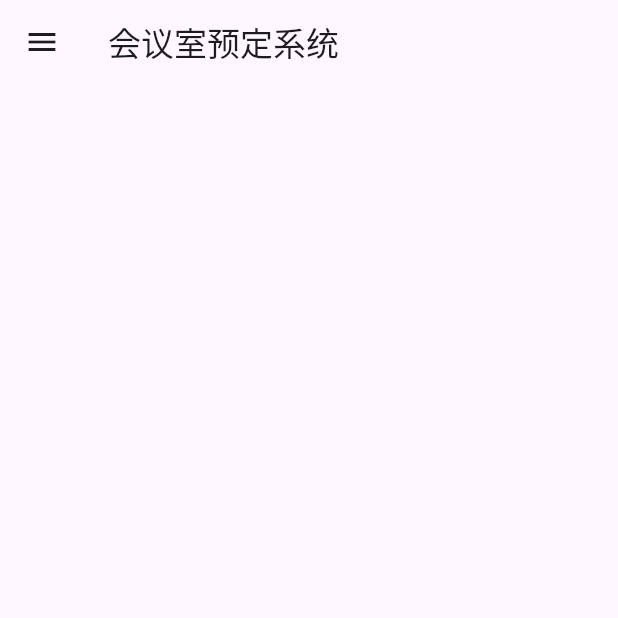
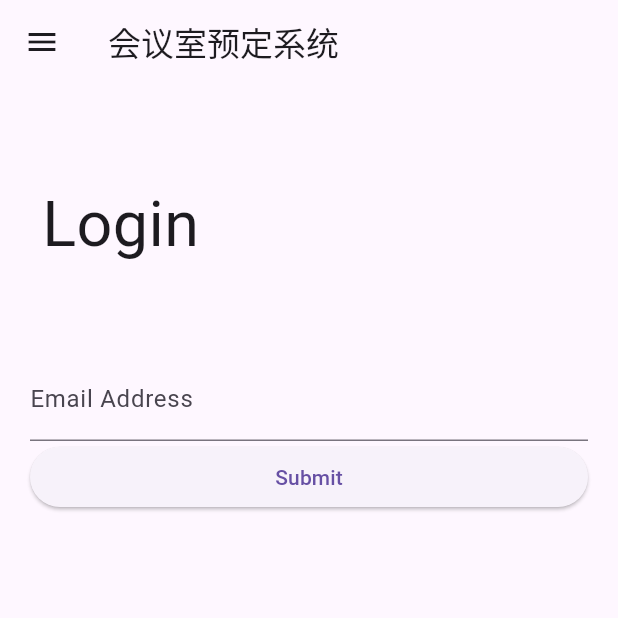
Before and after one commit to KirisameVanilla/meeting_room_appointment_system, a Flutter app: the screen it shows after launch, on a phone screen of 412 x 824 dp, the top half of it. Run offline on Flutter 3.47's test engine with Material 3 defaults, Android fonts, the phone set to English and light mode, and no system bars.

Commit message:
added login

```diff
--- a/lib/main.dart
+++ b/lib/main.dart
@@ -21,7 +21,7 @@ class _ConferenceRoomAppState extends State<ConferenceRoomApp> {
       theme: ThemeData.light(),
       initialRoute: '/',
       routes: {
-        '/': (context) => HomePage(),
+        '/': (context) => HomePageWidget(),
         '/book': (context) => BookPage(),
         '/overview': (context) => BookingOverviewPage(
           bookedSlots: bookedSlots,
@@ -33,6 +33,7 @@ class _ConferenceRoomAppState extends State<ConferenceRoomApp> {
           ], // 时间块
         ),
       },
+
     );
   }
 }
--- a/lib/pages/home_page.dart
+++ b/lib/pages/home_page.dart
@@ -1,13 +1,71 @@
 import 'package:flutter/material.dart';
 import '../main.dart';// 新增的周视图组件
 
-class HomePage extends StatelessWidget {
+class HomePageWidget extends StatefulWidget {
+  const HomePageWidget({super.key});
+
+  @override
+  State<StatefulWidget> createState() {
+    // 将创建的State返回
+    return HomePageState();
+  }
+}
+
+class HomePageState extends State<HomePageWidget> {
+  //String _email = "";
+  final _formKey = GlobalKey<FormState>();
+
   @override
   Widget build(BuildContext context) {
     return Scaffold(
+      key: _formKey,
       appBar: AppBar(title: Text('会议室预定系统')),
       drawer: AppDrawer(),
-      body: null,
+
+      body: Form(
+
+        child: ListView(
+          padding: const EdgeInsets.symmetric(horizontal: 20),
+          children: [
+            const SizedBox(height: kToolbarHeight), // 距离顶部一个工具栏的高度
+            buildTitle(), // Login
+            const SizedBox(height: 50),
+            TextFormField(
+              decoration: const InputDecoration(labelText: 'Email Address'),
+              validator: (v) {
+                var emailReg = RegExp(
+                    r"[\w!#$%&'*+/=?^_`{|}~-]+(?:\.[\w!#$%&'*+/=?^_`{|}~-]+)*@(?:[\w](?:[\w-]*[\w])?\.)+[\w](?:[\w-]*[\w])?");
+                if (!emailReg.hasMatch(v!)) {
+                  return '请输入正确的邮箱地址';
+                }
+              },
+              //onSaved: (v) => _email = v!,
+
+            ),
+            ElevatedButton(
+              onPressed: () {
+                // Validate returns true if the form is valid, or false otherwise.
+                if (_formKey.currentState!.validate()) {
+                  // If the form is valid, display a snackbar. In the real world,
+                  // you'd often call a server or save the information in a database.
+                  ScaffoldMessenger.of(context).showSnackBar(
+                    const SnackBar(content: Text('Processing Data')),
+                  );
+                }
+              },
+              child: const Text('Submit'),
+            ),
+          ],
+        ))
     );
   }
 }
+
+Widget buildTitle() {
+  return const Padding( // 设置边距
+      padding: EdgeInsets.all(8),
+      child: Text(
+        'Login',
+        style: TextStyle(fontSize: 42),
+      ));
+}
```
